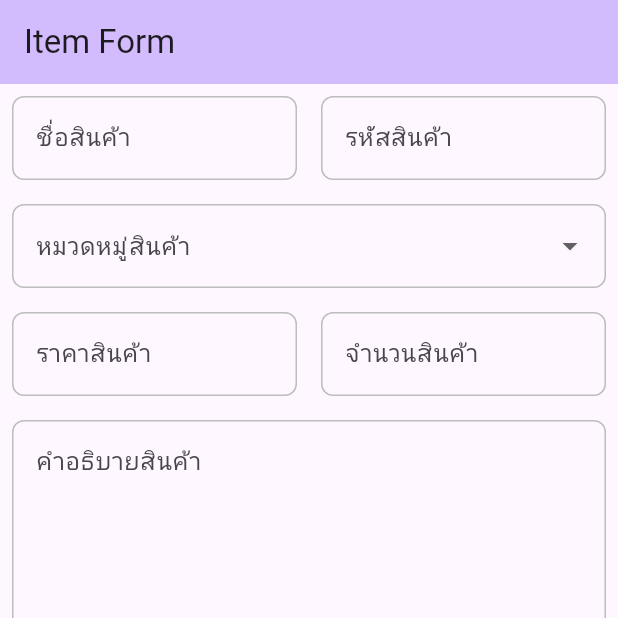
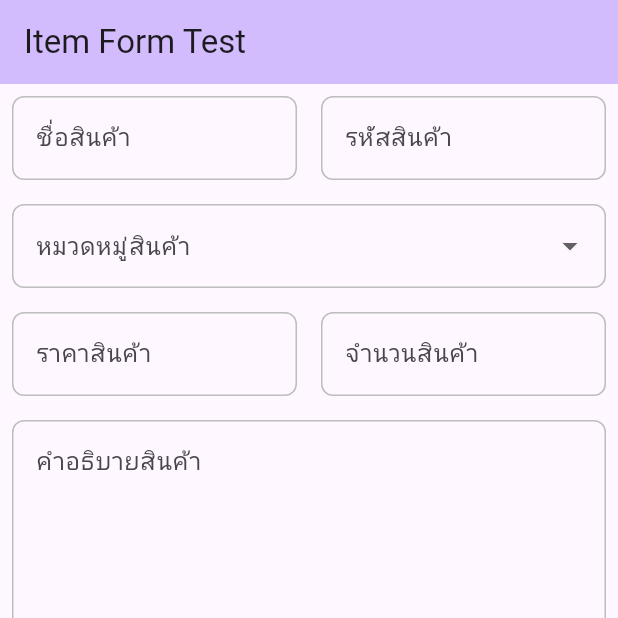
Before and after one commit to sirawitcs/item-form-test, a Flutter app: the screen it shows after launch, on a phone screen of 412 x 824 dp, the top half of it. Run offline on Flutter 3.47's test engine with Material 3 defaults, Android fonts, the light colour scheme and no system bars; our stand-ins replace permission_handler; missing offline and left inert: flutter_dropzone, mobile_scanner.

Commit message:
Update title in MyHomePage and improve validation error messages

```diff
--- a/lib/main.dart
+++ b/lib/main.dart
@@ -21,7 +21,7 @@ class MyApp extends StatelessWidget {
       theme: ThemeData(
         colorScheme: ColorScheme.fromSeed(seedColor: Colors.deepPurple),
       ),
-      home: const MyHomePage(title: 'Item Form'),
+      home: const MyHomePage(title: 'Item Form Test'),
     );
   }
 }
@@ -40,17 +40,15 @@ class _MyHomePageState extends State<MyHomePage> {
   final TextEditingController itemCountController = TextEditingController();
   final TextEditingController itemDescriptiontroller = TextEditingController();
   late DropzoneViewController dropzoneController;
-  // CameraController _cfinal MobileScannerController controller = MobileScannerController(
   final MobileScannerController cameraController = MobileScannerController(
     detectionSpeed: DetectionSpeed.noDuplicates,
     facing: CameraFacing.back,
     torchEnabled: false,
   );
-
   String itemType = '';
   String imageNetwork = '';
   Uint8List? imageFile;
-  final _formKey = GlobalKey<FormState>();
+  final formKey = GlobalKey<FormState>();
   @override
   Widget build(BuildContext context) {
     Future<void> acceptFile(dynamic event) async {
@@ -98,6 +96,12 @@ class _MyHomePageState extends State<MyHomePage> {
       );
     }
 
+    bool isImageError() {
+      return (formKey.currentState != null &&
+          !formKey.currentState!.validate() &&
+          (imageFile == null || imageFile!.isEmpty));
+    }
+
     return Scaffold(
       appBar: AppBar(
         backgroundColor: Theme.of(context).colorScheme.inversePrimary,
@@ -105,7 +109,7 @@ class _MyHomePageState extends State<MyHomePage> {
       ),
       body: SingleChildScrollView(
         child: Form(
-          key: _formKey,
+          key: formKey,
           child: Column(
             mainAxisAlignment: MainAxisAlignment.center,
             children: [
@@ -202,10 +206,7 @@ class _MyHomePageState extends State<MyHomePage> {
                   height: 300,
                   decoration: BoxDecoration(
                     border: Border.all(
-                      color:
-                          (_formKey.currentState != null &&
-                              !_formKey.currentState!.validate() &&
-                              (imageFile == null || imageFile!.isEmpty))
+                      color: (isImageError())
                           ? Colors.red
                           : Colors.grey.shade400,
                       width: 1,
@@ -227,7 +228,6 @@ class _MyHomePageState extends State<MyHomePage> {
                       DropzoneView(
                         operation: DragOperation.copy,
                         cursor: CursorType.grab,
-
                         onCreated: (ctrl) => dropzoneController = ctrl,
                         onDropFile: acceptFile,
                         mime: ['image/jpeg', 'image/png'],
@@ -236,16 +236,14 @@ class _MyHomePageState extends State<MyHomePage> {
                   ),
                 ),
               ),
-              if (_formKey.currentState != null &&
-                  !_formKey.currentState!.validate() &&
-                  (imageFile == null || imageFile!.isEmpty))
+              if (isImageError())
                 Text("รูปภาพห้ามว่าง", style: TextStyle(color: Colors.red)),
               OverflowBar(
                 alignment: MainAxisAlignment.center,
                 children: [
                   ElevatedButton(
                     onPressed:
-                        (_formKey.currentState?.validate() ?? false) &&
+                        (formKey.currentState?.validate() ?? false) &&
                             (imageFile?.isNotEmpty ?? false) &&
                             itemType.isNotEmpty
                         ? () {}
--- a/lib/utils/validate.dart
+++ b/lib/utils/validate.dart
@@ -11,7 +11,7 @@ String? validateInt(String? value, String? name) {
     return "$name ห้ามว่าง";
   }
   if (int.tryParse(value) == null) {
-    return "$name กรอกเฉพาะตัวเลขเท่านั้น";
+    return "$name ต้องเป็นตัวเลขเท่านั้น";
   }
 
   return null;
@@ -24,7 +24,7 @@ String? validateDouble(String? value, String? name) {
 
   final parsed = double.tryParse(value);
   if (parsed == null) {
-    return "$name กกรอกเฉพาะตัวเลขหรือทศนิยมเท่านั้น";
+    return "$name ต้องเป็นตัวเลขหรือทศนิยมเท่านั้น";
   }
 
   return null;
@@ -32,7 +32,7 @@ String? validateDouble(String? value, String? name) {
 
 String? validateDrowdown(String? value, String? name) {
   if (value == null || value.isEmpty) {
-    return "$name ห่ามว่าง";
+    return "$name ห้ามว่าง";
   }
 
   return null;
```
